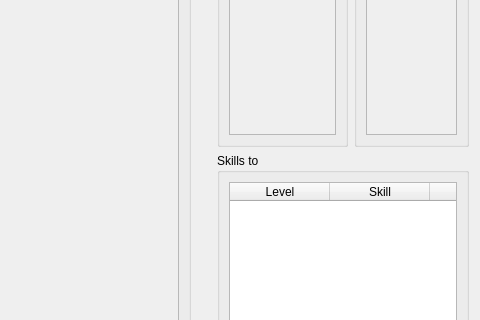
The window that editors/classes/editclasses.ui (jowin202/YaRXP) describes before a commit, drawn with Qt 5; both pictures show x 274 to 754 and y 159 to 479 of the 754 by 618 pixel window.
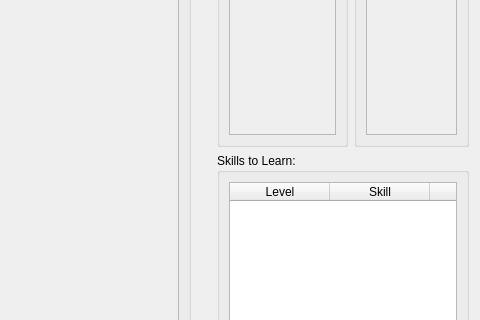
The same window after the commit. Custom widgets are drawn as their Qt base class.

```diff
--- a/editors/classes/editclasses.ui
+++ b/editors/classes/editclasses.ui
@@ -117,7 +117,7 @@
           </sizepolicy>
          </property>
          <property name="title">
-          <string>Skills to</string>
+          <string>Skills to Learn:</string>
          </property>
          <layout class="QGridLayout" name="gridLayout_8">
           <item row="0" column="0" colspan="3">
```
